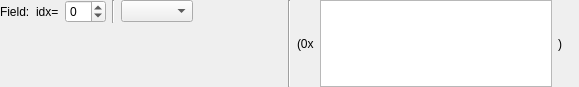
The window that app/cc_view/src/ui/VariantFieldWidget.ui (commschamp/cc_tools_qt) describes before a commit, drawn with Qt 5.
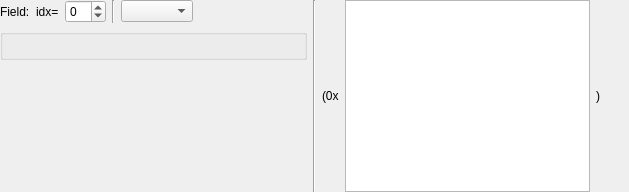
The same window after the commit.

Commit message: Improving UI of the variant field.

Diff of the .ui file:
```diff
--- a/app/cc_view/src/ui/VariantFieldWidget.ui
+++ b/app/cc_view/src/ui/VariantFieldWidget.ui
@@ -6,14 +6,14 @@
    <rect>
     <x>0</x>
     <y>0</y>
-    <width>579</width>
-    <height>87</height>
+    <width>629</width>
+    <height>192</height>
    </rect>
   </property>
   <property name="windowTitle">
    <string>Variant Field</string>
   </property>
-  <layout class="QHBoxLayout" name="horizontalLayout_5" stretch="1,0,1">
+  <layout class="QHBoxLayout" name="horizontalLayout_3" stretch="1,0,1">
    <property name="leftMargin">
     <number>0</number>
    </property>
@@ -27,9 +27,20 @@
     <number>0</number>
    </property>
    <item>
-    <layout class="QHBoxLayout" name="horizontalLayout_4">
-     <item>
+    <widget class="QWidget" name="m_valueWidget" native="true">
       <layout class="QVBoxLayout" name="verticalLayout">
+      <property name="leftMargin">
+       <number>0</number>
+      </property>
+      <property name="topMargin">
+       <number>0</number>
+      </property>
+      <property name="rightMargin">
+       <number>0</number>
+      </property>
+      <property name="bottomMargin">
+       <number>0</number>
+      </property>
        <item>
         <layout class="QHBoxLayout" name="horizontalLayout">
          <item>
@@ -115,27 +126,11 @@
         </layout>
        </item>
        <item>
-        <widget class="QWidget" name="m_valueWidget" native="true">
-         <layout class="QHBoxLayout" name="horizontalLayout_3">
-          <property name="spacing">
-           <number>6</number>
-          </property>
-          <property name="leftMargin">
-           <number>0</number>
-          </property>
-          <property name="topMargin">
-           <number>0</number>
-          </property>
-          <property name="rightMargin">
-           <number>0</number>
-          </property>
-          <property name="bottomMargin">
-           <number>0</number>
-          </property>
-          <item>
+       <widget class="QGroupBox" name="m_memberGroupBox">
+        <property name="title">
+         <string/>
+        </property>
            <layout class="QVBoxLayout" name="m_membersLayout"/>
-          </item>
-         </layout>
         </widget>
        </item>
        <item>
@@ -152,21 +147,7 @@
         </spacer>
        </item>
       </layout>
-     </item>
-     <item>
-      <spacer name="horizontalSpacer_3">
-       <property name="orientation">
-        <enum>Qt::Horizontal</enum>
-       </property>
-       <property name="sizeHint" stdset="0">
-        <size>
-         <width>40</width>
-         <height>20</height>
-        </size>
-       </property>
-      </spacer>
-     </item>
-    </layout>
+    </widget>
    </item>
    <item>
     <widget class="Line" name="m_sepLine">
```
Lines whose indentation alone changed are shown as unchanged. The commit also changes 1 other file.
